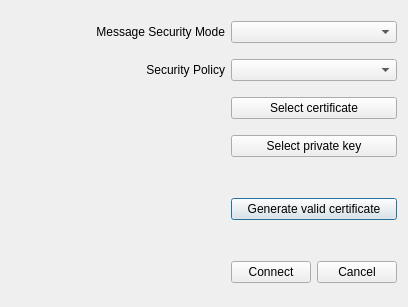
First picture: the form in client/dialogs/connect_options_ui.ui, repository ilManno/OPCUA_PyClient_NodeServer, before the edit.
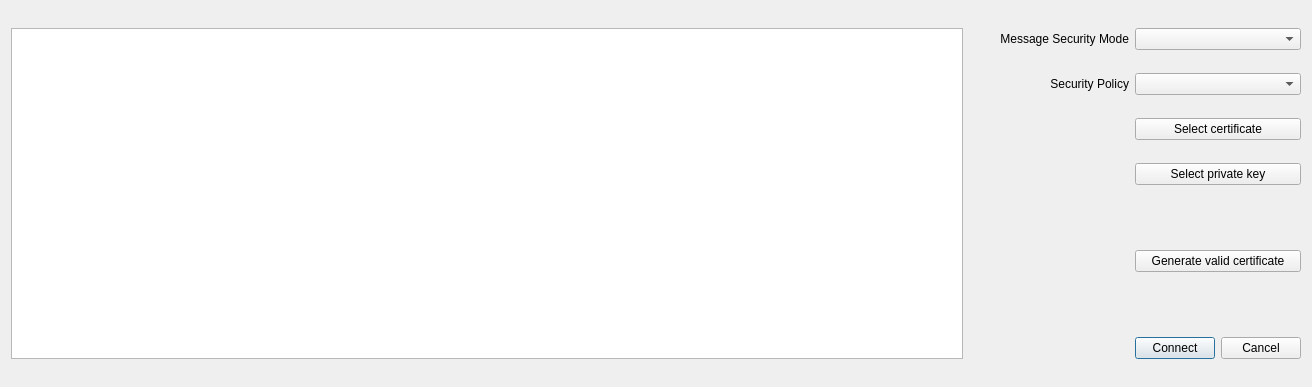
Second picture: the form after the edit. Icons and pictures are not drawn.

Commit message: Add complete endpoint selection in connection options

Diff of the .ui file:
```diff
--- a/client/dialogs/connect_options_ui.ui
+++ b/client/dialogs/connect_options_ui.ui
@@ -6,8 +6,8 @@
    <rect>
     <x>0</x>
     <y>0</y>
-    <width>408</width>
-    <height>307</height>
+    <width>1312</width>
+    <height>387</height>
    </rect>
   </property>
   <property name="windowTitle">
@@ -18,7 +18,7 @@
     <normaloff>icons/property.svg</normaloff>icons/property.svg</iconset>
   </property>
   <layout class="QGridLayout" name="gridLayout">
-   <item row="6" column="0" colspan="4">
+   <item row="6" column="1" colspan="4">
     <spacer name="verticalSpacer_2">
      <property name="orientation">
       <enum>Qt::Vertical</enum>
@@ -34,21 +34,89 @@
      </property>
     </spacer>
    </item>
-   <item row="5" column="2" colspan="2">
-    <widget class="QPushButton" name="generateButton">
+   <item row="0" column="1" rowspan="2">
+    <spacer name="horizontalSpacer">
+     <property name="orientation">
+      <enum>Qt::Horizontal</enum>
+     </property>
+     <property name="sizeType">
+      <enum>QSizePolicy::Fixed</enum>
+     </property>
+     <property name="sizeHint" stdset="0">
+      <size>
+       <width>25</width>
+       <height>20</height>
+      </size>
+     </property>
+    </spacer>
+   </item>
+   <item row="4" column="1" colspan="4">
+    <spacer name="verticalSpacer">
+     <property name="orientation">
+      <enum>Qt::Vertical</enum>
+     </property>
+     <property name="sizeType">
+      <enum>QSizePolicy::Fixed</enum>
+     </property>
+     <property name="sizeHint" stdset="0">
+      <size>
+       <width>20</width>
+       <height>25</height>
+      </size>
+     </property>
+    </spacer>
+   </item>
+   <item row="1" column="2">
+    <widget class="QLabel" name="policyLabel">
      <property name="text">
-      <string>Generate valid certificate</string>
+      <string>Security Policy</string>
+     </property>
+     <property name="alignment">
+      <set>Qt::AlignRight|Qt::AlignTrailing|Qt::AlignVCenter</set>
      </property>
     </widget>
    </item>
-   <item row="7" column="2">
+   <item row="7" column="3">
     <widget class="QPushButton" name="connectButton">
      <property name="text">
       <string>Connect</string>
      </property>
     </widget>
    </item>
-   <item row="3" column="2" colspan="2">
+   <item row="0" column="2">
+    <widget class="QLabel" name="modeLabel">
+     <property name="text">
+      <string>Message Security Mode</string>
+     </property>
+     <property name="alignment">
+      <set>Qt::AlignRight|Qt::AlignTrailing|Qt::AlignVCenter</set>
+     </property>
+    </widget>
+   </item>
+   <item row="0" column="3" colspan="2">
+    <widget class="QComboBox" name="modeComboBox"/>
+   </item>
+   <item row="5" column="3" colspan="2">
+    <widget class="QPushButton" name="generateButton">
+     <property name="text">
+      <string>Generate valid certificate</string>
+     </property>
+    </widget>
+   </item>
+   <item row="2" column="3" colspan="2">
+    <widget class="QPushButton" name="certificateButton">
+     <property name="toolTip">
+      <string>Select DER File</string>
+     </property>
+     <property name="text">
+      <string>Select certificate</string>
+     </property>
+    </widget>
+   </item>
+   <item row="1" column="3" colspan="2">
+    <widget class="QComboBox" name="policyComboBox"/>
+   </item>
+   <item row="3" column="3" colspan="2">
     <widget class="QPushButton" name="privateKeyButton">
      <property name="toolTip">
       <string>Select PEM File</string>
@@ -58,7 +126,22 @@
      </property>
     </widget>
    </item>
-   <item row="2" column="0" colspan="2">
+   <item row="3" column="1" colspan="2">
+    <widget class="QLabel" name="privateKeyLabel">
+     <property name="font">
+      <font>
+       <italic>true</italic>
+      </font>
+     </property>
+     <property name="text">
+      <string/>
+     </property>
+     <property name="alignment">
+      <set>Qt::AlignRight|Qt::AlignTrailing|Qt::AlignVCenter</set>
+     </property>
+    </widget>
+   </item>
+   <item row="2" column="1" colspan="2">
     <widget class="QLabel" name="certificateLabel">
      <property name="font">
       <font>
@@ -73,96 +156,26 @@
      </property>
     </widget>
    </item>
-   <item row="7" column="3">
+   <item row="7" column="4">
     <widget class="QPushButton" name="cancelButton">
      <property name="text">
       <string>Cancel</string>
      </property>
     </widget>
    </item>
-   <item row="0" column="2" colspan="2">
-    <widget class="QComboBox" name="modeComboBox"/>
-   </item>
-   <item row="1" column="1">
-    <widget class="QLabel" name="policyLabel">
-     <property name="text">
-      <string>Security Policy</string>
+   <item row="0" column="0" rowspan="8">
+    <widget class="QTableView" name="endpointsView">
+     <property name="editTriggers">
+      <set>QAbstractItemView::NoEditTriggers</set>
      </property>
-     <property name="alignment">
-      <set>Qt::AlignRight|Qt::AlignTrailing|Qt::AlignVCenter</set>
+     <property name="selectionBehavior">
+      <enum>QAbstractItemView::SelectRows</enum>
      </property>
+     <attribute name="horizontalHeaderStretchLastSection">
+      <bool>true</bool>
+     </attribute>
     </widget>
    </item>
-   <item row="2" column="2" colspan="2">
-    <widget class="QPushButton" name="certificateButton">
-     <property name="toolTip">
-      <string>Select DER File</string>
-     </property>
-     <property name="text">
-      <string>Select certificate</string>
-     </property>
-    </widget>
-   </item>
-   <item row="0" column="0" rowspan="2">
-    <spacer name="horizontalSpacer">
-     <property name="orientation">
-      <enum>Qt::Horizontal</enum>
-     </property>
-     <property name="sizeType">
-      <enum>QSizePolicy::Fixed</enum>
-     </property>
-     <property name="sizeHint" stdset="0">
-      <size>
-       <width>25</width>
-       <height>20</height>
-      </size>
-     </property>
-    </spacer>
-   </item>
-   <item row="3" column="0" colspan="2">
-    <widget class="QLabel" name="privateKeyLabel">
-     <property name="font">
-      <font>
-       <italic>true</italic>
-      </font>
-     </property>
-     <property name="text">
-      <string/>
-     </property>
-     <property name="alignment">
-      <set>Qt::AlignRight|Qt::AlignTrailing|Qt::AlignVCenter</set>
-     </property>
-    </widget>
-   </item>
-   <item row="0" column="1">
-    <widget class="QLabel" name="modeLabel">
-     <property name="text">
-      <string>Message Security Mode</string>
-     </property>
-     <property name="alignment">
-      <set>Qt::AlignRight|Qt::AlignTrailing|Qt::AlignVCenter</set>
-     </property>
-    </widget>
-   </item>
-   <item row="1" column="2" colspan="2">
-    <widget class="QComboBox" name="policyComboBox"/>
-   </item>
-   <item row="4" column="0" colspan="4">
-    <spacer name="verticalSpacer">
-     <property name="orientation">
-      <enum>Qt::Vertical</enum>
-     </property>
-     <property name="sizeType">
-      <enum>QSizePolicy::Fixed</enum>
-     </property>
-     <property name="sizeHint" stdset="0">
-      <size>
-       <width>20</width>
-       <height>25</height>
-      </size>
-     </property>
-    </spacer>
-   </item>
   </layout>
  </widget>
  <layoutdefault spacing="6" margin="11"/>
```
The commit also changes 3 other files.
